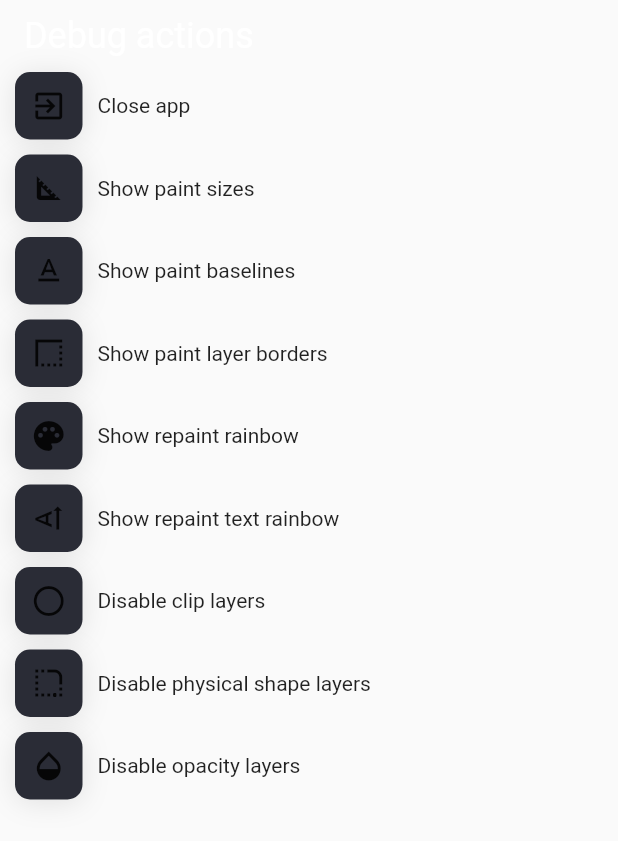
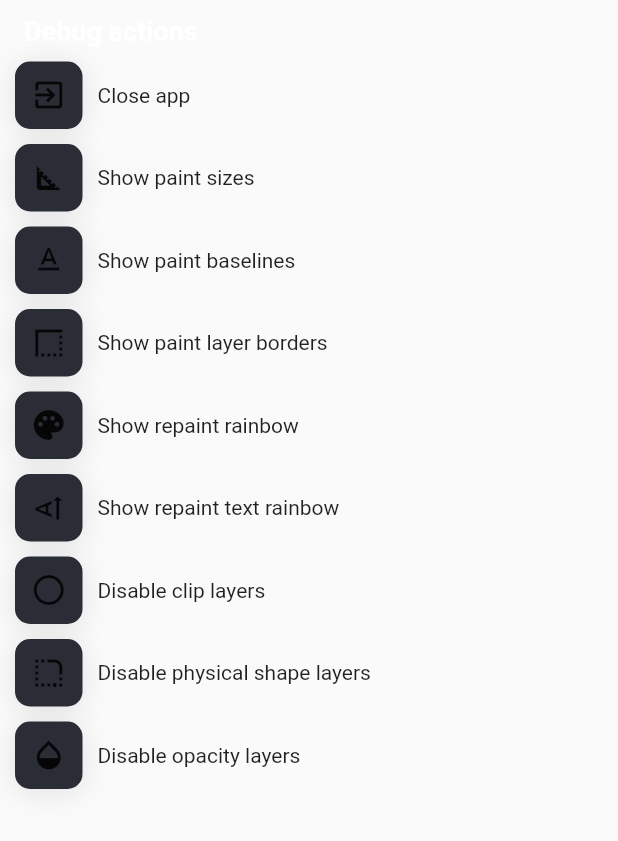
Before and after one commit to Frezyx/flutter_admin, a Flutter app: the AppActionsBody widget shown alone on an empty page, opened directly with empty values, on a phone screen of 412 x 824 dp. Shown: the top 841 px of the screen. Run offline on Flutter 3.47's test engine with Material 2 defaults, Android fonts, the phone set to English and light mode, and no system bars; our stand-ins replace device_info_plus, image_picker, package_info_plus, shared_preferences, talker_flutter; accounts and stored records are empty.

```diff
--- a/packages/debug_friend/lib/src/theme/theme.dart
+++ b/packages/debug_friend/lib/src/theme/theme.dart
@@ -7,6 +7,16 @@ class DebugFriendTheme {
     this.cardColor = const Color(0xFF2A2C36),
     this.lightCardColor = const Color(0xFF3C3E4E),
     this.bodyText = const TextStyle(color: Colors.white, fontSize: 16),
+    this.headerStyle = const TextStyle(
+      color: Colors.white,
+      fontSize: 18,
+      fontWeight: FontWeight.w600,
+    ),
+    this.subtitleText = const TextStyle(
+      color: Colors.white,
+      fontSize: 13,
+      fontWeight: FontWeight.w400,
+    ),
   });
 
   final Color primaryColor;
@@ -14,6 +24,8 @@ class DebugFriendTheme {
   final Color cardColor;
   final Color lightCardColor;
   final TextStyle bodyText;
+  final TextStyle subtitleText;
+  final TextStyle headerStyle;
 
   factory DebugFriendTheme.fromFlutterTheme(BuildContext context) {
     final t = Theme.of(context);
--- a/packages/debug_friend/lib/src/widgets/actions/app_action_body.dart
+++ b/packages/debug_friend/lib/src/widgets/actions/app_action_body.dart
@@ -15,7 +15,6 @@ class AppActionsBody extends StatelessWidget {
 
   @override
   Widget build(BuildContext context) {
-    final t = Theme.of(context);
     return CustomActionBody(
       cards: [
         // const SizedBox(height: 10),
@@ -23,7 +22,7 @@ class AppActionsBody extends StatelessWidget {
           padding: const EdgeInsets.symmetric(horizontal: 16.0),
           child: Text(
             'Debug actions',
-            style: t.textTheme.headline5?.copyWith(color: Colors.white),
+            style: theme.headerStyle,
           ),
         ),
         ActionCard(
--- a/packages/debug_friend/lib/src/widgets/actions/device_info_body.dart
+++ b/packages/debug_friend/lib/src/widgets/actions/device_info_body.dart
@@ -44,7 +44,6 @@ class _DeviceInfoBodyState extends State<DeviceInfoBody> {
 
   @override
   Widget build(BuildContext context) {
-    final t = Theme.of(context);
     Widget? child;
 
     if (_androidDeviceInfo != null) {
@@ -68,7 +67,7 @@ class _DeviceInfoBodyState extends State<DeviceInfoBody> {
           padding: const EdgeInsets.symmetric(horizontal: 16.0),
           child: Text(
             'Device info',
-            style: t.textTheme.headline5?.copyWith(color: Colors.white),
+            style: widget.theme.headerStyle,
           ),
         ),
         CommonActionBody(
--- a/packages/debug_friend/lib/src/widgets/actions/package_info_body.dart
+++ b/packages/debug_friend/lib/src/widgets/actions/package_info_body.dart
@@ -30,7 +30,6 @@ class _PackageInfoBodyState extends State<PackageInfoBody> {
   @override
   Widget build(BuildContext context) {
     final size = MediaQuery.of(context).size;
-    final t = Theme.of(context);
     return Column(
       crossAxisAlignment: CrossAxisAlignment.start,
       children: [
@@ -38,7 +37,7 @@ class _PackageInfoBodyState extends State<PackageInfoBody> {
           padding: const EdgeInsets.symmetric(horizontal: 16.0),
           child: Text(
             'Package info',
-            style: t.textTheme.headline5?.copyWith(color: Colors.white),
+            style: widget.theme.headerStyle,
           ),
         ),
         CommonActionBody(
--- a/packages/debug_friend/lib/src/widgets/debug_menu.dart
+++ b/packages/debug_friend/lib/src/widgets/debug_menu.dart
@@ -52,7 +52,7 @@ class _DebugFriendMenuState extends State<DebugFriendMenu> {
               children: [
                 _Title(
                   title: 'Debug Menu',
-                  style: t.textTheme.headline5?.copyWith(color: Colors.white),
+                  style: widget.theme.headerStyle,
                 ),
                 IconButton(
                   onPressed: () => _closeMenu(context),
```
Also changed, not shown: packages/debug_friend/lib/src/widgets/actions/app_data/app_data_body.dart (+10 -7 lines).
